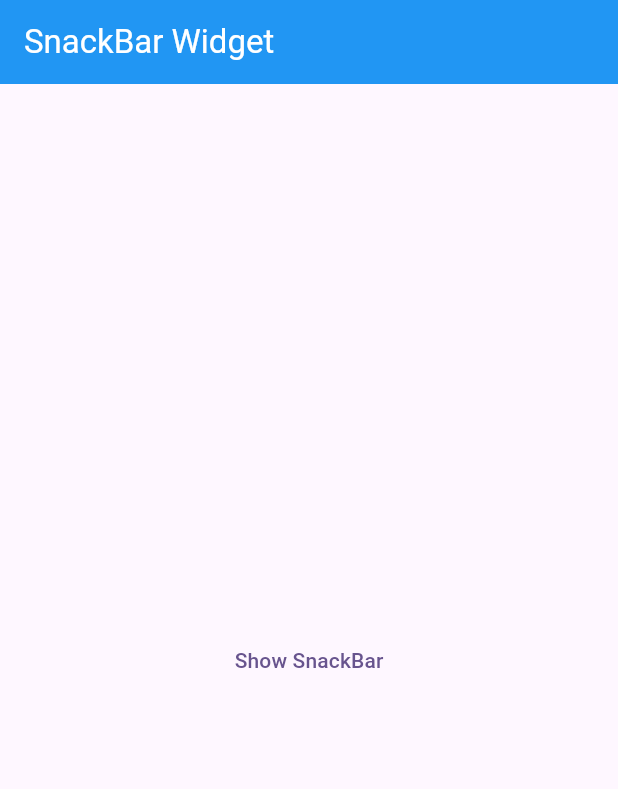
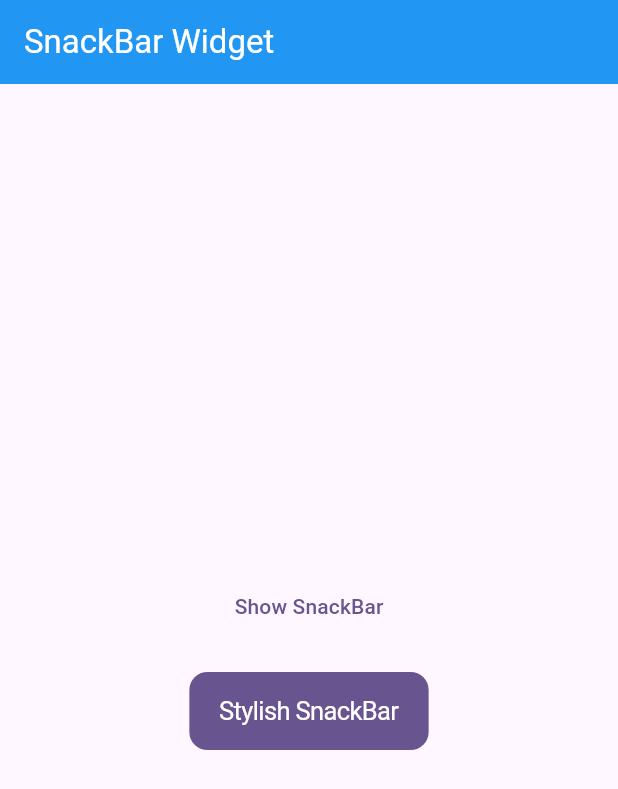
Before and after one commit to monir996/flutter-notebook, a Flutter app: the screen it shows after launch, on a phone screen of 412 x 824 dp. Shown: the top 789 px of the screen. Run offline on Flutter 3.47's test engine with Material 3 defaults, Android fonts, the phone set to English and light mode, and no system bars; our stand-ins replace flutter_svg.

Commit message:
added stylish snackBar

```diff
--- a/lib/HomeScreen.dart
+++ /dev/null
@@ -1,39 +0,0 @@
-import 'package:flutter/material.dart';
-
-class HomeScreen extends StatefulWidget {
-  HomeScreen({super.key});
-
-  @override
-  State<HomeScreen> createState() => _HomeScreenState();
-}
-
-class _HomeScreenState extends State<HomeScreen> {
-
-  // ----------------------- Create SnackBar ------------------
-  mySnackBar(message, context){
-    return ScaffoldMessenger.of(context).showSnackBar(
-        SnackBar(
-            content: Text(message),
-            action: SnackBarAction(label: "Undo", onPressed: (){})
-        )
-    );
-  }
-
-  @override
-  Widget build(BuildContext context) {
-    return Scaffold(
-      appBar: AppBar(title: Text("SnackBar Widget", style: TextStyle(color: Colors.white)), backgroundColor: Colors.blue),
-
-      // ----------------------- Branch 15 ==> SnackBar Widget ------------------
-      body: Center(
-        child: TextButton(
-            onPressed: (){
-              mySnackBar("Delete Successful", context);
-            },
-            child: Text("Show SnackBar")
-        ),
-      ),
-
-    );
-  }
-}
--- /dev/null
+++ b/lib/home_screen.dart
@@ -0,0 +1,59 @@
+import 'package:flutter/cupertino.dart';
+import 'package:flutter/material.dart';
+import 'package:flutter_notebook/custom_snackbar.dart';
+
+class HomeScreen extends StatefulWidget {
+  HomeScreen({super.key});
+
+  @override
+  State<HomeScreen> createState() => _HomeScreenState();
+}
+
+class _HomeScreenState extends State<HomeScreen> {
+
+  // ----------------------- Create Normal Default SnackBar ------------------
+  mySnackBar(message, context){
+    return ScaffoldMessenger.of(context).showSnackBar(
+        SnackBar(
+            content: Text(message),
+            action: SnackBarAction(label: "Undo", onPressed: (){}),
+            //behavior: SnackBarBehavior.floating,
+        )
+    );
+  }
+
+  @override
+  Widget build(BuildContext context) {
+    return Scaffold(
+      appBar: AppBar(title: Text("SnackBar Widget", style: TextStyle(color: Colors.white)), backgroundColor: Colors.blue),
+
+      // ----------------------- Branch 15 ==> SnackBar Widget ------------------
+      body: Center(
+        child: Column(
+          mainAxisAlignment: MainAxisAlignment.center,
+          children: [
+
+            // ----------------------- Normal SnackBar ------------------
+            TextButton(
+                onPressed: (){
+                  mySnackBar("Delete Successful", context);
+                },
+                child: Text("Show SnackBar")
+            ),
+
+            SizedBox(height: 20),
+
+            // ----------------------- Stylish SnackBar ------------------
+            CupertinoButton.filled(
+                child: Text("Stylish SnackBar"),
+                onPressed: (){
+                  stylishSnackBar(context, "The Email Address is already in use! Please try with a different one.");
+                }
+            )
+          ],
+        ),
+      ),
+
+    );
+  }
+}
--- a/lib/main.dart
+++ b/lib/main.dart
@@ -1,5 +1,5 @@
 import 'package:flutter/material.dart';
-import 'HomeScreen.dart';
+import 'home_screen.dart';
 
 void main() {
   runApp(const MyApp());
```
Also changed, not shown: lib/custom_snackbar.dart (added, +90 -0 lines), pubspec.yaml (+4 -3 lines), assets/icons/bubbles.svg (added), assets/icons/close.svg (added), assets/icons/fail.svg (added), pubspec.lock.
